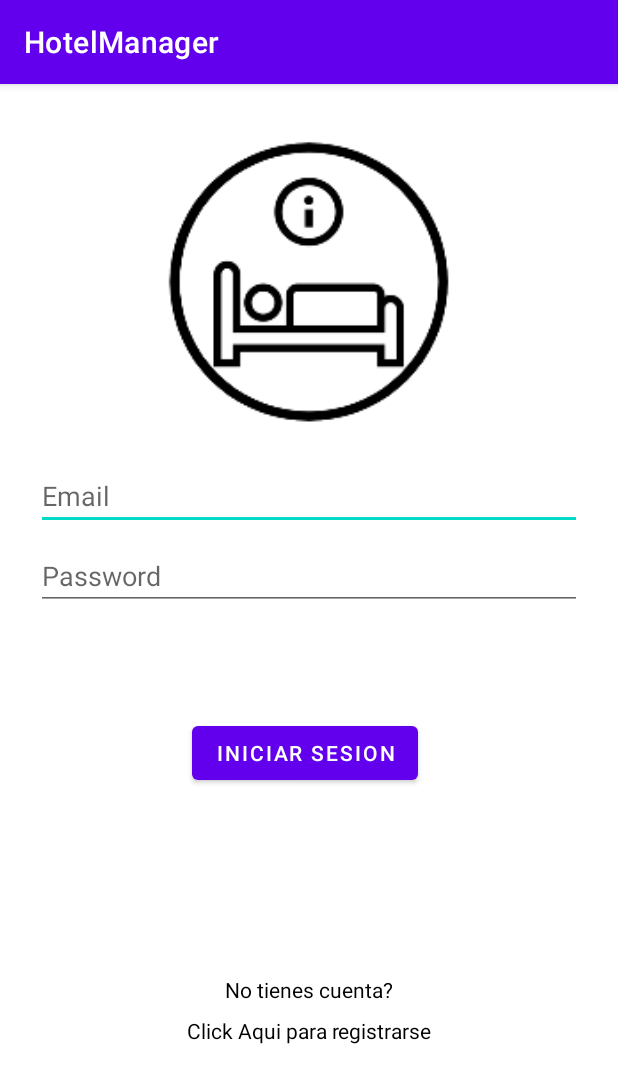
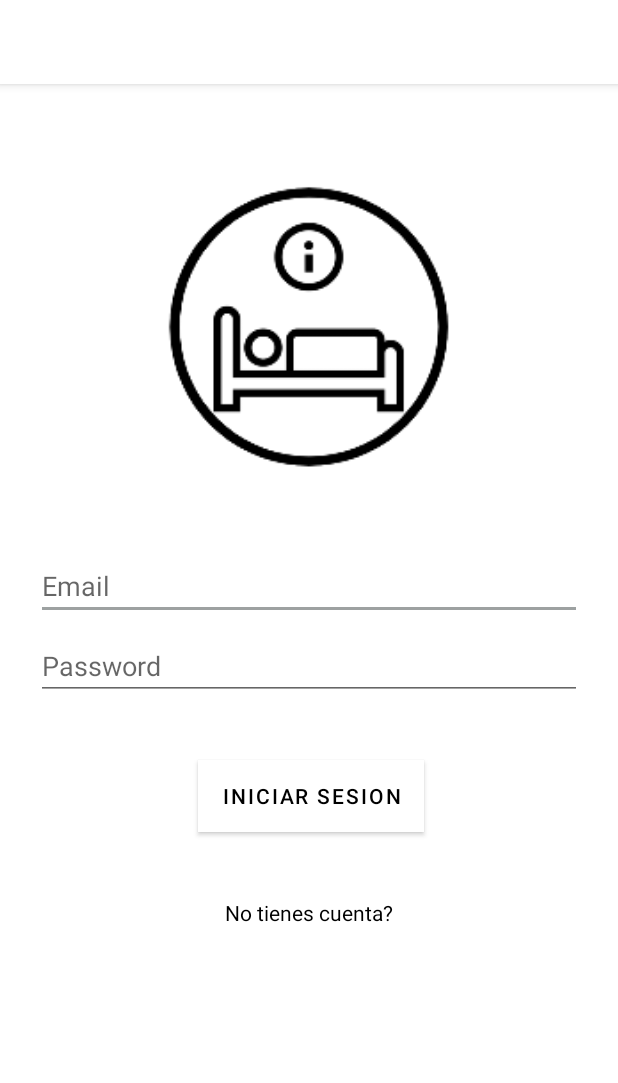
Before and after one commit to Pegubo/HotelManager, an Android app: the screen it shows after launch (LoginActivity), on a phone screen of 412 x 824 dp. Shown: the top 1083 px of the screen. Run offline under Robolectric (Android 15) with nearby library versions, the phone set to English and light mode, and no system bars; our stand-ins replace Firebase (no records; nobody signed in at launch, a user with empty details on screens opened directly).

Commit message:
Cambio de colores en el tema
Ahora se mira mas elegante, le faltan unos cuantos detalles para que el login quede listo
Tambien se eliminó en el codigo la parte que accesa al activity register

```diff
--- a/app/src/main/java/com/example/hotelmanagerv1/LoginActivity.java
+++ b/app/src/main/java/com/example/hotelmanagerv1/LoginActivity.java
@@ -21,9 +21,7 @@
 public class LoginActivity extends AppCompatActivity {
     EditText Email, Password;
     Button logInButton;
-    TextView RegisterTV;
     FirebaseAuth fAuth;
-    ProgressBar progressBar;
 
     @Override
     protected void onCreate(Bundle savedInstanceState) {
@@ -33,10 +31,9 @@
         Email= findViewById(R.id.username);
         Password= findViewById(R.id.password);
         logInButton= findViewById(R.id.btnIniciar);
-        RegisterTV= findViewById(R.id.tvRegister);
 
         fAuth= FirebaseAuth.getInstance();
-        progressBar= findViewById(R.id.progressBarLogin);
+
 
         logInButton.setOnClickListener(new View.OnClickListener() {
             @Override
@@ -58,7 +55,6 @@
                     return;
                 }
 
-                progressBar.setVisibility(View.VISIBLE);
                 //Registrar al usuario
                 fAuth.signInWithEmailAndPassword(email,pass).addOnCompleteListener(new OnCompleteListener<AuthResult>() {
                     @Override
@@ -73,11 +69,6 @@
                 });
             }
         });
-        RegisterTV.setOnClickListener(new View.OnClickListener() {
-            @Override
-            public void onClick(View v) {
-                startActivity(new Intent(getApplicationContext(),RegisterActivity.class));
-            }
-        });
+
     }
 }
--- a/app/src/main/res/layout/activity_login.xml
+++ b/app/src/main/res/layout/activity_login.xml
@@ -13,13 +13,14 @@
         android:layout_width="0dp"
         android:layout_height="wrap_content"
         android:layout_marginStart="24dp"
-        android:layout_marginTop="252dp"
+        android:layout_marginTop="312dp"
         android:layout_marginEnd="24dp"
         android:hint="@string/prompt_email"
         android:inputType="textEmailAddress"
         android:selectAllOnFocus="true"
         android:textColor="@color/black"
         app:layout_constraintEnd_toEndOf="parent"
+        app:layout_constraintHorizontal_bias="0.0"
         app:layout_constraintStart_toStartOf="parent"
         app:layout_constraintTop_toTopOf="parent" />
 
@@ -32,29 +33,15 @@
         android:layout_marginEnd="24dp"
         android:hint="@string/prompt_password"
         android:imeActionLabel="@string/action_sign_in_short"
-        android:textColor="@color/black"
         android:imeOptions="actionDone"
         android:inputType="textPassword"
         android:selectAllOnFocus="true"
+        android:textColor="@color/black"
         app:layout_constraintEnd_toEndOf="parent"
+        app:layout_constraintHorizontal_bias="0.0"
         app:layout_constraintStart_toStartOf="parent"
         app:layout_constraintTop_toBottomOf="@+id/username" />
 
-    <ProgressBar
-        android:id="@+id/progressBarLogin"
-        android:layout_width="wrap_content"
-        android:layout_height="wrap_content"
-        android:layout_gravity="center"
-        android:layout_marginStart="32dp"
-        android:layout_marginTop="656dp"
-        android:layout_marginEnd="32dp"
-        android:layout_marginBottom="27dp"
-        android:visibility="invisible"
-        app:layout_constraintBottom_toBottomOf="parent"
-        app:layout_constraintEnd_toEndOf="@+id/password"
-        app:layout_constraintHorizontal_bias="0.498"
-        app:layout_constraintStart_toStartOf="@+id/password"
-        app:layout_constraintTop_toTopOf="parent" />
 
     <ImageView
         android:id="@+id/imageView3"
@@ -70,42 +57,33 @@
         app:layout_constraintTop_toTopOf="parent"
         app:srcCompat="@mipmap/logohm_negro_foreground" />
 
+
     <TextView
         android:id="@+id/textView2"
         android:layout_width="wrap_content"
         android:layout_height="wrap_content"
         android:layout_marginStart="150dp"
-        android:layout_marginTop="124dp"
+        android:layout_marginTop="44dp"
         android:layout_marginEnd="150dp"
         android:text="@string/register"
         android:textColor="@color/black"
         app:layout_constraintEnd_toEndOf="parent"
-        app:layout_constraintHorizontal_bias="1.0"
+        app:layout_constraintHorizontal_bias="0.0"
         app:layout_constraintStart_toStartOf="parent"
         app:layout_constraintTop_toBottomOf="@+id/btnIniciar" />
-
-    <TextView
-        android:id="@+id/tvRegister"
-        android:layout_width="wrap_content"
-        android:layout_height="wrap_content"
-        android:layout_marginStart="150dp"
-        android:layout_marginTop="8dp"
-        android:layout_marginEnd="150dp"
-        android:text="@string/click"
-        android:textColor="@color/black"
-        app:layout_constraintEnd_toEndOf="parent"
-        app:layout_constraintStart_toStartOf="parent"
-        app:layout_constraintTop_toBottomOf="@+id/textView2" />
 
     <Button
         android:id="@+id/btnIniciar"
         android:layout_width="wrap_content"
         android:layout_height="wrap_content"
         android:layout_marginStart="156dp"
-        android:layout_marginTop="71dp"
+        android:layout_marginTop="40dp"
         android:layout_marginEnd="162dp"
+        android:background="@color/white"
         android:text="Iniciar Sesion"
+        android:textColor="@color/black"
         app:layout_constraintEnd_toEndOf="parent"
+        app:layout_constraintHorizontal_bias="0.425"
         app:layout_constraintStart_toStartOf="parent"
         app:layout_constraintTop_toBottomOf="@+id/password" />
 
--- a/app/src/main/res/values/themes.xml
+++ b/app/src/main/res/values/themes.xml
@@ -2,15 +2,15 @@
     <!-- Base application theme. -->
     <style name="Theme.HotelManagerV1" parent="Theme.MaterialComponents.DayNight.DarkActionBar">
         <!-- Primary brand color. -->
-        <item name="colorPrimary">@color/purple_500</item>
-        <item name="colorPrimaryVariant">@color/purple_700</item>
-        <item name="colorOnPrimary">@color/white</item>
+        <item name="colorPrimary">@color/white</item>
+        <item name="colorPrimaryVariant">#4D4D4E</item>
+        <item name="colorOnPrimary">#474545</item>
         <!-- Secondary brand color. -->
-        <item name="colorSecondary">@color/teal_200</item>
-        <item name="colorSecondaryVariant">@color/teal_700</item>
+        <item name="colorSecondary">#9DA1A1</item>
+        <item name="colorSecondaryVariant">#848E8E</item>
         <item name="colorOnSecondary">@color/black</item>
         <!-- Status bar color. -->
-        <item name="android:statusBarColor" tools:targetApi="l">?attr/colorPrimaryVariant</item>
+        <item name="android:statusBarColor" tools:targetApi="l">?attr/colorOnPrimary</item>
         <!-- Customize your theme here. -->
     </style>
 </resources>
```
